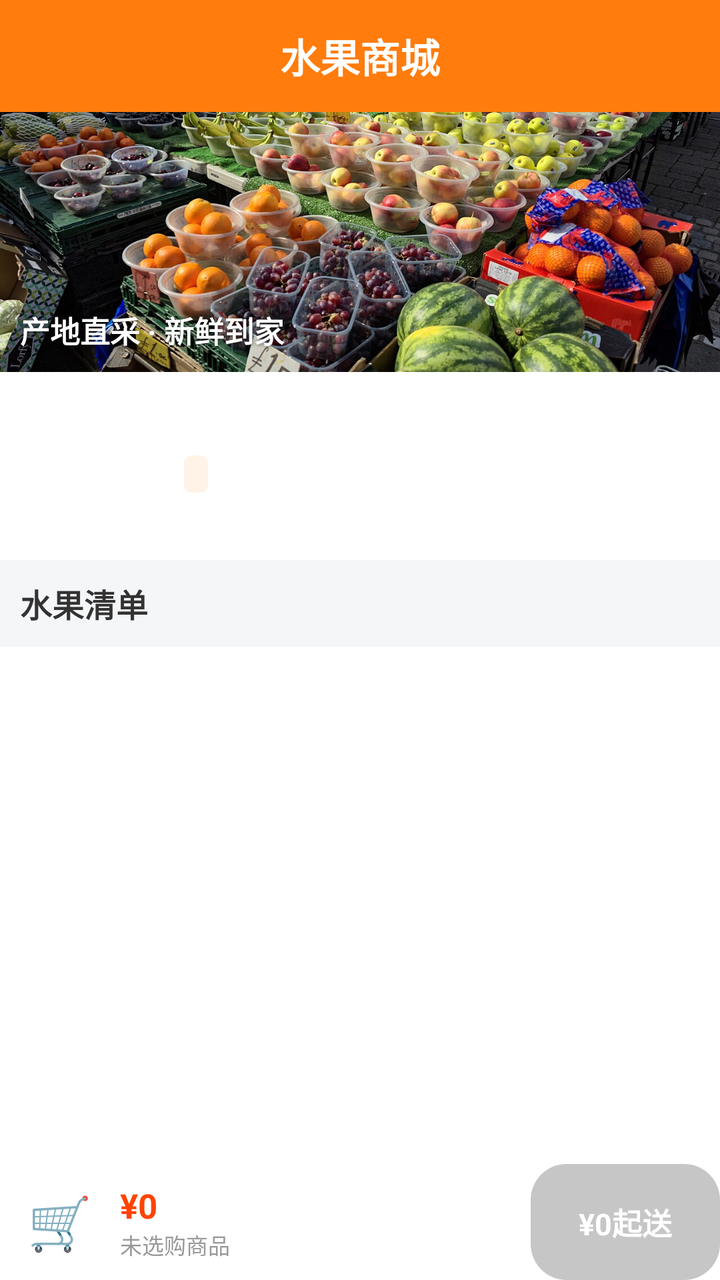
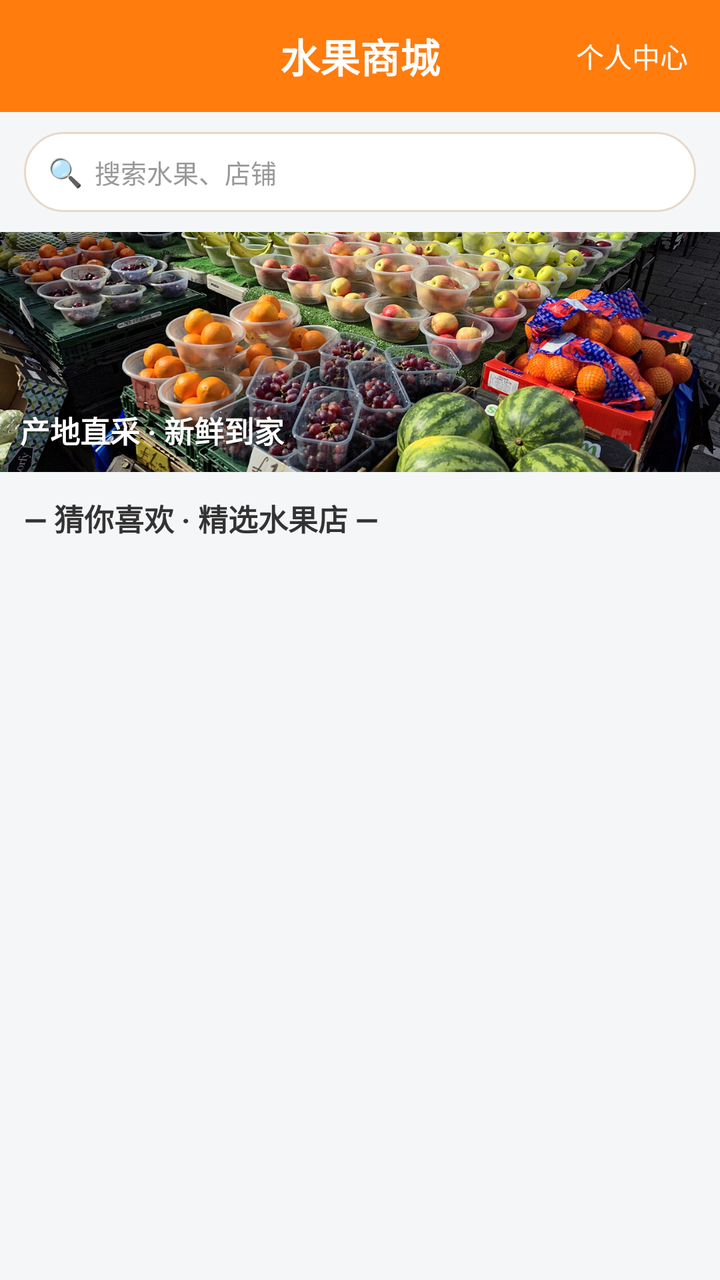

An Android layout rendered at two revisions. The XML below is the earlier revision; the diff shows what the commit changed to produce the second picture.
<!-- AndroidManifest.xml: application theme Theme.MyApplication -->
<!-- res/layout/activity_main.xml -->
<?xml version="1.0" encoding="utf-8"?>
<LinearLayout xmlns:android="http://schemas.android.com/apk/res/android"
    android:layout_width="match_parent"
    android:layout_height="match_parent"
    android:background="@color/page_bg"
    android:orientation="vertical">

    
    <TextView
        android:layout_width="match_parent"
        android:layout_height="56dp"
        android:background="@color/orange"
        android:gravity="center"
        android:text="@string/app_name"
        android:textColor="@color/white"
        android:textSize="20sp"
        android:textStyle="bold" />

    
    <FrameLayout
        android:layout_width="match_parent"
        android:layout_height="130dp">

        <ImageView
            android:layout_width="match_parent"
            android:layout_height="match_parent"
            android:contentDescription="@string/banner_slogan"
            android:scaleType="centerCrop"
            android:src="@drawable/banner_fruit" />

        <TextView
            android:layout_width="wrap_content"
            android:layout_height="wrap_content"
            android:layout_gravity="bottom|start"
            android:padding="10dp"
            android:shadowColor="#80000000"
            android:shadowDx="1"
            android:shadowDy="1"
            android:shadowRadius="4"
            android:text="@string/banner_slogan"
            android:textColor="@color/white"
            android:textSize="15sp"
            android:textStyle="bold" />
    </FrameLayout>

    
    <LinearLayout
        android:layout_width="match_parent"
        android:layout_height="wrap_content"
        android:background="@color/white"
        android:gravity="center_vertical"
        android:orientation="horizontal"
        android:padding="12dp">

        <ImageView
            android:id="@+id/iv_shop_pic"
            android:layout_width="70dp"
            android:layout_height="70dp"
            android:contentDescription="@string/app_name"
            android:scaleType="centerCrop" />

        <LinearLayout
            android:layout_width="0dp"
            android:layout_height="wrap_content"
            android:layout_marginStart="10dp"
            android:layout_weight="1"
            android:orientation="vertical">

            <TextView
                android:id="@+id/tv_shop_name"
                android:layout_width="wrap_content"
                android:layout_height="wrap_content"
                android:textColor="@color/text_dark"
                android:textSize="18sp"
                android:textStyle="bold" />

            <TextView
                android:id="@+id/tv_shop_welfare"
                android:layout_width="wrap_content"
                android:layout_height="wrap_content"
                android:layout_marginTop="4dp"
                android:background="@drawable/shape_tag_bg"
                android:paddingStart="6dp"
                android:paddingTop="2dp"
                android:paddingEnd="6dp"
                android:paddingBottom="2dp"
                android:textColor="@color/orange"
                android:textSize="11sp" />

            <TextView
                android:id="@+id/tv_shop_info"
                android:layout_width="wrap_content"
                android:layout_height="wrap_content"
                android:layout_marginTop="4dp"
                android:textColor="@color/text_gray"
                android:textSize="12sp" />
        </LinearLayout>
    </LinearLayout>

    
    <TextView
        android:layout_width="wrap_content"
        android:layout_height="wrap_content"
        android:padding="10dp"
        android:text="水果清单"
        android:textColor="@color/text_dark"
        android:textSize="16sp"
        android:textStyle="bold" />

    
    <FrameLayout
        android:layout_width="match_parent"
        android:layout_height="0dp"
        android:layout_weight="1">

        <androidx.recyclerview.widget.RecyclerView
            android:id="@+id/rv_fruit_list"
            android:layout_width="match_parent"
            android:layout_height="match_parent"
            android:background="@color/white" />

        <ProgressBar
            android:id="@+id/progress_bar"
            android:layout_width="wrap_content"
            android:layout_height="wrap_content"
            android:layout_gravity="center"
            android:visibility="visible" />

        <TextView
            android:id="@+id/tv_empty"
            android:layout_width="wrap_content"
            android:layout_height="wrap_content"
            android:layout_gravity="center"
            android:text="正在加载，请稍候…"
            android:textColor="@color/text_gray"
            android:textSize="14sp"
            android:visibility="gone" />
    </FrameLayout>

    
    <LinearLayout
        android:id="@+id/cart_bar"
        android:layout_width="match_parent"
        android:layout_height="58dp"
        android:background="@color/white"
        android:gravity="center_vertical"
        android:orientation="horizontal">

        <FrameLayout
            android:id="@+id/fl_cart"
            android:layout_width="60dp"
            android:layout_height="match_parent">

            <TextView
                android:layout_width="wrap_content"
                android:layout_height="wrap_content"
                android:layout_gravity="center"
                android:text="🛒"
                android:textSize="26sp" />

            <TextView
                android:id="@+id/tv_cart_count"
                android:layout_width="18dp"
                android:layout_height="18dp"
                android:layout_gravity="top|end"
                android:layout_marginTop="6dp"
                android:layout_marginEnd="6dp"
                android:background="@drawable/shape_badge"
                android:gravity="center"
                android:textColor="@color/white"
                android:textSize="11sp"
                android:visibility="gone" />
        </FrameLayout>

        <LinearLayout
            android:layout_width="0dp"
            android:layout_height="wrap_content"
            android:layout_weight="1"
            android:orientation="vertical">

            <TextView
                android:id="@+id/tv_total_price"
                android:layout_width="wrap_content"
                android:layout_height="wrap_content"
                android:text="¥0"
                android:textColor="@color/price_red"
                android:textSize="17sp"
                android:textStyle="bold" />

            <TextView
                android:id="@+id/tv_cart_hint"
                android:layout_width="wrap_content"
                android:layout_height="wrap_content"
                android:text="未选购商品"
                android:textColor="@color/text_gray"
                android:textSize="11sp" />
        </LinearLayout>

        <TextView
            android:id="@+id/tv_checkout"
            android:layout_width="wrap_content"
            android:layout_height="match_parent"
            android:background="@drawable/shape_btn_gray"
            android:gravity="center"
            android:paddingStart="24dp"
            android:paddingEnd="24dp"
            android:text="¥0起送"
            android:textColor="@color/white"
            android:textSize="15sp"
            android:textStyle="bold" />
    </LinearLayout>

</LinearLayout>
<!-- resources referenced by this layout -->
<resources>
  <color name="orange">#FF7C0D</color>
  <color name="page_bg">#F5F6F8</color>
  <color name="price_red">#FF4400</color>
  <color name="text_dark">#333333</color>
  <color name="text_gray">#999999</color>
  <color name="white">#FFFFFFFF</color>
  <!-- drawable banner_fruit: jpg bitmap (drawable-nodpi, 432818 bytes) -->
  <!-- drawable shape_badge (drawable) -->
  <?xml version="1.0" encoding="utf-8"?>
  <shape xmlns:android="http://schemas.android.com/apk/res/android"
      android:shape="oval">
      <solid android:color="#FF3B30" />
  </shape>
  <!-- drawable shape_btn_gray (drawable) -->
  <?xml version="1.0" encoding="utf-8"?>
  <shape xmlns:android="http://schemas.android.com/apk/res/android"
      android:shape="rectangle">
      <solid android:color="#C6C6C6" />
      <corners android:radius="18dp" />
  </shape>
  <!-- drawable shape_tag_bg (drawable) -->
  <?xml version="1.0" encoding="utf-8"?>
  <shape xmlns:android="http://schemas.android.com/apk/res/android"
      android:shape="rectangle">
      <solid android:color="#FFF3E8" />
      <corners android:radius="4dp" />
  </shape>
  <string name="app_name">水果商城</string>
  <string name="banner_slogan">产地直采 · 新鲜到家</string>
  <style name="Theme.MyApplication" parent="Base.Theme.MyApplication" />
  <style name="Base.Theme.MyApplication" parent="Theme.Material3.DayNight.NoActionBar">
          
          
      </style>
</resources>

<!-- the commit's change to res/layout/activity_main.xml (unified diff, before → after) -->
@@ -6,20 +6,67 @@
     android:orientation="vertical">
 
     
-    <TextView
+    <RelativeLayout
         android:layout_width="match_parent"
         android:layout_height="56dp"
-        android:background="@color/orange"
-        android:gravity="center"
-        android:text="@string/app_name"
-        android:textColor="@color/white"
-        android:textSize="20sp"
-        android:textStyle="bold" />
+        android:background="@color/orange">
+
+        <TextView
+            android:layout_width="wrap_content"
+            android:layout_height="wrap_content"
+            android:layout_centerInParent="true"
+            android:text="@string/app_name"
+            android:textColor="@color/white"
+            android:textSize="20sp"
+            android:textStyle="bold" />
+
+        <TextView
+            android:id="@+id/tv_mine"
+            android:layout_width="wrap_content"
+            android:layout_height="match_parent"
+            android:layout_alignParentEnd="true"
+            android:gravity="center"
+            android:paddingStart="16dp"
+            android:paddingEnd="16dp"
+            android:text="个人中心"
+            android:textColor="@color/white"
+            android:textSize="14sp" />
+    </RelativeLayout>
+
+    
+    <LinearLayout
+        android:id="@+id/ll_search"
+        android:layout_width="match_parent"
+        android:layout_height="40dp"
+        android:layout_marginStart="12dp"
+        android:layout_marginTop="10dp"
+        android:layout_marginEnd="12dp"
+        android:background="@drawable/shape_search_bar"
+        android:gravity="center_vertical"
+        android:orientation="horizontal"
+        android:paddingStart="12dp"
+        android:paddingEnd="12dp">
+
+        <TextView
+            android:layout_width="wrap_content"
+            android:layout_height="wrap_content"
+            android:text="🔍"
+            android:textSize="14sp" />
+
+        <TextView
+            android:layout_width="wrap_content"
+            android:layout_height="wrap_content"
+            android:layout_marginStart="6dp"
+            android:text="搜索水果、店铺"
+            android:textColor="@color/text_gray"
+            android:textSize="13sp" />
+    </LinearLayout>
 
     
     <FrameLayout
         android:layout_width="match_parent"
-        android:layout_height="130dp">
+        android:layout_height="120dp"
+        android:layout_marginTop="10dp">
 
         <ImageView
             android:layout_width="match_parent"
@@ -44,67 +91,16 @@
     </FrameLayout>
 
     
-    <LinearLayout
-        android:layout_width="match_parent"
-        android:layout_height="wrap_content"
-        android:background="@color/white"
-        android:gravity="center_vertical"
-        android:orientation="horizontal"
-        android:padding="12dp">
-
-        <ImageView
-            android:id="@+id/iv_shop_pic"
-            android:layout_width="70dp"
-            android:layout_height="70dp"
-            android:contentDescription="@string/app_name"
-            android:scaleType="centerCrop" />
-
-        <LinearLayout
-            android:layout_width="0dp"
-            android:layout_height="wrap_content"
-            android:layout_marginStart="10dp"
-            android:layout_weight="1"
-            android:orientation="vertical">
-
-            <TextView
-                android:id="@+id/tv_shop_name"
-                android:layout_width="wrap_content"
-                android:layout_height="wrap_content"
-                android:textColor="@color/text_dark"
-                android:textSize="18sp"
-                android:textStyle="bold" />
-
-            <TextView
-                android:id="@+id/tv_shop_welfare"
-                android:layout_width="wrap_content"
-                android:layout_height="wrap_content"
-                android:layout_marginTop="4dp"
-                android:background="@drawable/shape_tag_bg"
-                android:paddingStart="6dp"
-                android:paddingTop="2dp"
-                android:paddingEnd="6dp"
-                android:paddingBottom="2dp"
-                android:textColor="@color/orange"
-                android:textSize="11sp" />
-
-            <TextView
-                android:id="@+id/tv_shop_info"
-                android:layout_width="wrap_content"
-                android:layout_height="wrap_content"
-                android:layout_marginTop="4dp"
-                android:textColor="@color/text_gray"
-                android:textSize="12sp" />
-        </LinearLayout>
-    </LinearLayout>
-
-    
     <TextView
         android:layout_width="wrap_content"
         android:layout_height="wrap_content"
-        android:padding="10dp"
-        android:text="水果清单"
+        android:paddingStart="12dp"
+        android:paddingTop="12dp"
+        android:paddingEnd="12dp"
+        android:paddingBottom="6dp"
+        android:text="@string/shop_list_title"
         android:textColor="@color/text_dark"
-        android:textSize="16sp"
+        android:textSize="15sp"
         android:textStyle="bold" />
 
     
@@ -114,10 +110,9 @@
         android:layout_weight="1">
 
         <androidx.recyclerview.widget.RecyclerView
-            android:id="@+id/rv_fruit_list"
+            android:id="@+id/rv_shop_list"
             android:layout_width="match_parent"
-            android:layout_height="match_parent"
-            android:background="@color/white" />
+            android:layout_height="match_parent" />
 
         <ProgressBar
             android:id="@+id/progress_bar"
@@ -131,83 +126,13 @@
             android:layout_width="wrap_content"
             android:layout_height="wrap_content"
             android:layout_gravity="center"
-            android:text="正在加载，请稍候…"
+            android:gravity="center"
+            android:lineSpacingExtra="6dp"
+            android:padding="24dp"
+            android:text="正在加载店铺，请稍候…"
             android:textColor="@color/text_gray"
             android:textSize="14sp"
             android:visibility="gone" />
     </FrameLayout>
 
-    
-    <LinearLayout
-        android:id="@+id/cart_bar"
-        android:layout_width="match_parent"
-        android:layout_height="58dp"
-        android:background="@color/white"
-        android:gravity="center_vertical"
-        android:orientation="horizontal">
-
-        <FrameLayout
-            android:id="@+id/fl_cart"
-            android:layout_width="60dp"
-            android:layout_height="match_parent">
-
-            <TextView
-                android:layout_width="wrap_content"
-                android:layout_height="wrap_content"
-                android:layout_gravity="center"
-                android:text="🛒"
-                android:textSize="26sp" />
-
-            <TextView
-                android:id="@+id/tv_cart_count"
-                android:layout_width="18dp"
-                android:layout_height="18dp"
-                android:layout_gravity="top|end"
-                android:layout_marginTop="6dp"
-                android:layout_marginEnd="6dp"
-                android:background="@drawable/shape_badge"
-                android:gravity="center"
-                android:textColor="@color/white"
-                android:textSize="11sp"
-                android:visibility="gone" />
-        </FrameLayout>
-
-        <LinearLayout
-            android:layout_width="0dp"
-            android:layout_height="wrap_content"
-            android:layout_weight="1"
-            android:orientation="vertical">
-
-            <TextView
-                android:id="@+id/tv_total_price"
-                android:layout_width="wrap_content"
-                android:layout_height="wrap_content"
-                android:text="¥0"
-                android:textColor="@color/price_red"
-                android:textSize="17sp"
-                android:textStyle="bold" />
-
-            <TextView
-                android:id="@+id/tv_cart_hint"
-                android:layout_width="wrap_content"
-                android:layout_height="wrap_content"
-                android:text="未选购商品"
-                android:textColor="@color/text_gray"
-                android:textSize="11sp" />
-        </LinearLayout>
-
-        <TextView
-            android:id="@+id/tv_checkout"
-            android:layout_width="wrap_content"
-            android:layout_height="match_parent"
-            android:background="@drawable/shape_btn_gray"
-            android:gravity="center"
-            android:paddingStart="24dp"
-            android:paddingEnd="24dp"
-            android:text="¥0起送"
-            android:textColor="@color/white"
-            android:textSize="15sp"
-            android:textStyle="bold" />
-    </LinearLayout>
-
 </LinearLayout>
<!-- resource entries referenced after the edit -->
@@ -2,33 +2,23 @@
 <resources>
   <color name="orange">#FF7C0D</color>
   <color name="page_bg">#F5F6F8</color>
-  <color name="price_red">#FF4400</color>
   <color name="text_dark">#333333</color>
   <color name="text_gray">#999999</color>
   <color name="white">#FFFFFFFF</color>
   <!-- drawable banner_fruit: jpg bitmap (drawable-nodpi, 432818 bytes) -->
-  <!-- drawable shape_badge (drawable) -->
-  <?xml version="1.0" encoding="utf-8"?>
-  <shape xmlns:android="http://schemas.android.com/apk/res/android"
-      android:shape="oval">
-      <solid android:color="#FF3B30" />
-  </shape>
-  <!-- drawable shape_btn_gray (drawable) -->
+  <!-- drawable shape_search_bar (drawable) -->
   <?xml version="1.0" encoding="utf-8"?>
   <shape xmlns:android="http://schemas.android.com/apk/res/android"
       android:shape="rectangle">
-      <solid android:color="#C6C6C6" />
-      <corners android:radius="18dp" />
-  </shape>
-  <!-- drawable shape_tag_bg (drawable) -->
-  <?xml version="1.0" encoding="utf-8"?>
-  <shape xmlns:android="http://schemas.android.com/apk/res/android"
-      android:shape="rectangle">
-      <solid android:color="#FFF3E8" />
-      <corners android:radius="4dp" />
+      <solid android:color="@color/white" />
+      <corners android:radius="20dp" />
+      <stroke
+          android:width="1dp"
+          android:color="#FFE7D8C9" />
   </shape>
   <string name="app_name">水果商城</string>
   <string name="banner_slogan">产地直采 · 新鲜到家</string>
+  <string name="shop_list_title">— 猜你喜欢 · 精选水果店 —</string>
   <style name="Theme.MyApplication" parent="Base.Theme.MyApplication" />
   <style name="Base.Theme.MyApplication" parent="Theme.Material3.DayNight.NoActionBar">
           
